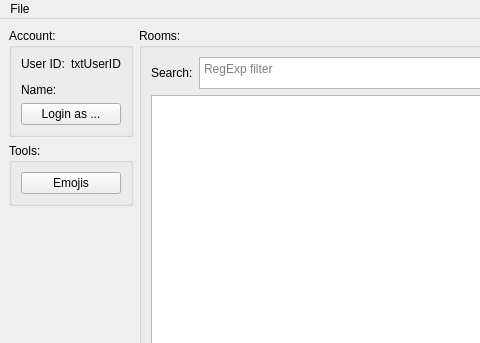
Qt form ui/mainwindow.ui (SharkyRawr/matrix-emote-manager) before a commit; both pictures show x 0 to 480 and y 0 to 343 of the 839 by 545 pixel window.
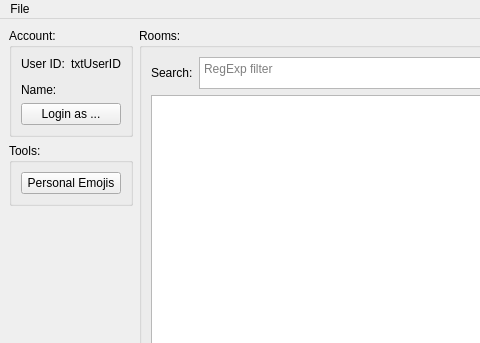
The same form after that commit.

Diff of the .ui file:
```diff
--- a/ui/mainwindow.ui
+++ b/ui/mainwindow.ui
@@ -84,7 +84,7 @@
          <item>
           <widget class="QPushButton" name="cmdEmojis">
            <property name="text">
-            <string>Emojis</string>
+            <string>Personal Emojis</string>
            </property>
           </widget>
          </item>
```
Left out of the diff: 2 changed lines with no effect on the pictures.
